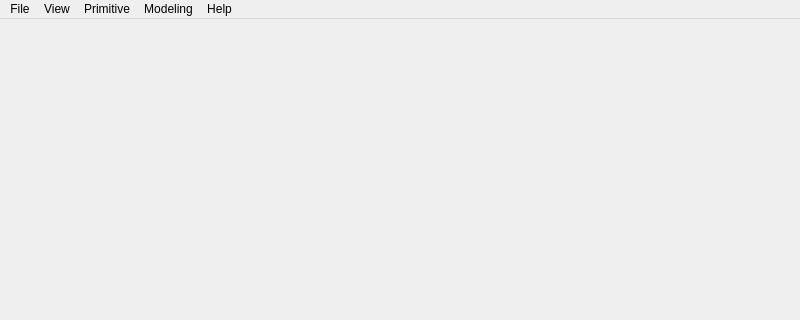
Before: the Qt Designer form occQt.ui in hpmachining/occQt, drawn with Qt 5; both pictures show x 0 to 800 and y 0 to 320 of the 800 by 600 pixel window.
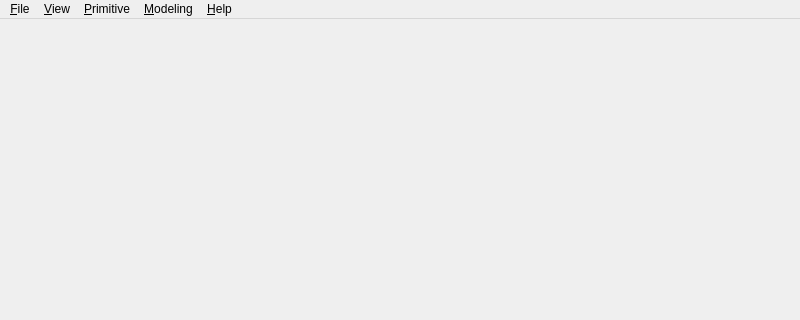
After: the same form once the commit is applied. Icons and pictures are not drawn.

Patch:
```diff
--- a/occQt.ui
+++ b/occQt.ui
@@ -24,18 +24,18 @@
      <x>0</x>
      <y>0</y>
      <width>800</width>
-     <height>21</height>
+     <height>24</height>
     </rect>
    </property>
    <widget class="QMenu" name="menuFile">
     <property name="title">
-     <string>File</string>
+     <string>&amp;File</string>
     </property>
     <addaction name="actionExit"/>
    </widget>
    <widget class="QMenu" name="menuView">
     <property name="title">
-     <string>View</string>
+     <string>&amp;View</string>
     </property>
     <addaction name="actionZoom"/>
     <addaction name="actionPan"/>
@@ -46,7 +46,7 @@
    </widget>
    <widget class="QMenu" name="menuPrimitive">
     <property name="title">
-     <string>Primitive</string>
+     <string>&amp;Primitive</string>
     </property>
     <addaction name="actionBox"/>
     <addaction name="actionCone"/>
@@ -56,7 +56,7 @@
    </widget>
    <widget class="QMenu" name="menuModeling">
     <property name="title">
-     <string>Modeling</string>
+     <string>&amp;Modeling</string>
     </property>
     <addaction name="actionFillet"/>
     <addaction name="actionChamfer"/>
@@ -72,7 +72,7 @@
    </widget>
    <widget class="QMenu" name="menuHelp">
     <property name="title">
-     <string>Help</string>
+     <string>&amp;Help</string>
     </property>
     <addaction name="actionAbout"/>
    </widget>
```
Left out of the diff: 42 changed lines with no effect on the pictures.
